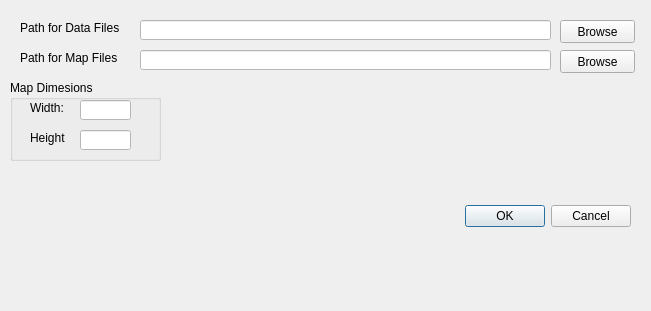
Qt form ui/Ui_Configuration.ui (zzr1100/locomotifGUI) before a commit.
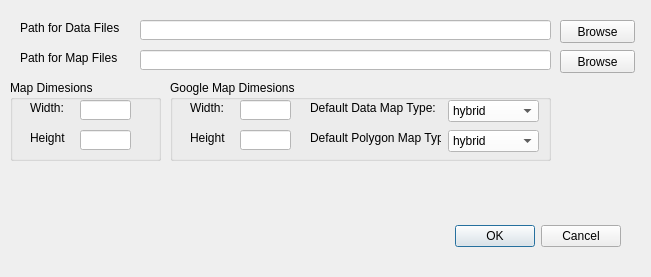
The same form after that commit.

Commit message: Various changes, more configuration

What changed in the file:
```diff
--- a/ui/Ui_Configuration.ui
+++ b/ui/Ui_Configuration.ui
@@ -7,7 +7,7 @@
     <x>0</x>
     <y>0</y>
     <width>651</width>
-    <height>311</height>
+    <height>277</height>
    </rect>
   </property>
   <property name="windowTitle">
@@ -16,8 +16,8 @@
   <widget class="QDialogButtonBox" name="buttonBox">
    <property name="geometry">
     <rect>
-     <x>290</x>
-     <y>200</y>
+     <x>280</x>
+     <y>220</y>
      <width>341</width>
      <height>32</height>
     </rect>
@@ -175,6 +175,163 @@
     </property>
    </widget>
   </widget>
+  <widget class="QGroupBox" name="groupBox_2">
+   <property name="geometry">
+    <rect>
+     <x>170</x>
+     <y>80</y>
+     <width>381</width>
+     <height>81</height>
+    </rect>
+   </property>
+   <property name="title">
+    <string>Google Map Dimesions</string>
+   </property>
+   <widget class="QLabel" name="label_9">
+    <property name="geometry">
+     <rect>
+      <x>20</x>
+      <y>20</y>
+      <width>41</width>
+      <height>16</height>
+     </rect>
+    </property>
+    <property name="text">
+     <string>Width:</string>
+    </property>
+   </widget>
+   <widget class="QLabel" name="label_10">
+    <property name="geometry">
+     <rect>
+      <x>20</x>
+      <y>50</y>
+      <width>41</width>
+      <height>16</height>
+     </rect>
+    </property>
+    <property name="text">
+     <string>Height</string>
+    </property>
+   </widget>
+   <widget class="QLineEdit" name="editCfgMap2Width">
+    <property name="geometry">
+     <rect>
+      <x>70</x>
+      <y>20</y>
+      <width>51</width>
+      <height>20</height>
+     </rect>
+    </property>
+    <property name="styleSheet">
+     <string notr="true">background-color: rgb(255, 255, 255);</string>
+    </property>
+   </widget>
+   <widget class="QLineEdit" name="editCfgMap2Height">
+    <property name="geometry">
+     <rect>
+      <x>70</x>
+      <y>50</y>
+      <width>51</width>
+      <height>20</height>
+     </rect>
+    </property>
+    <property name="styleSheet">
+     <string notr="true">background-color: rgb(255, 255, 255);</string>
+    </property>
+   </widget>
+   <widget class="QLabel" name="label">
+    <property name="geometry">
+     <rect>
+      <x>140</x>
+      <y>20</y>
+      <width>131</width>
+      <height>16</height>
+     </rect>
+    </property>
+    <property name="text">
+     <string>Default Data Map Type:</string>
+    </property>
+   </widget>
+   <widget class="QLabel" name="label_2">
+    <property name="geometry">
+     <rect>
+      <x>140</x>
+      <y>50</y>
+      <width>131</width>
+      <height>16</height>
+     </rect>
+    </property>
+    <property name="text">
+     <string>Default Polygon Map Type:</string>
+    </property>
+   </widget>
+   <widget class="QComboBox" name="editGoogle1Maptype">
+    <property name="geometry">
+     <rect>
+      <x>278</x>
+      <y>20</y>
+      <width>91</width>
+      <height>22</height>
+     </rect>
+    </property>
+    <property name="styleSheet">
+     <string notr="true">background-color: rgb(255, 255, 255);</string>
+    </property>
+    <item>
+     <property name="text">
+      <string>hybrid</string>
+     </property>
+    </item>
+    <item>
+     <property name="text">
+      <string>satellite</string>
+     </property>
+    </item>
+    <item>
+     <property name="text">
+      <string>roadmap</string>
+     </property>
+    </item>
+    <item>
+     <property name="text">
+      <string>terrain</string>
+     </property>
+    </item>
+   </widget>
+   <widget class="QComboBox" name="editGoogle2Maptype">
+    <property name="geometry">
+     <rect>
+      <x>278</x>
+      <y>50</y>
+      <width>91</width>
+      <height>22</height>
+     </rect>
+    </property>
+    <property name="styleSheet">
+     <string notr="true">background-color: rgb(255, 255, 255);</string>
+    </property>
+    <item>
+     <property name="text">
+      <string>hybrid</string>
+     </property>
+    </item>
+    <item>
+     <property name="text">
+      <string>satellite</string>
+     </property>
+    </item>
+    <item>
+     <property name="text">
+      <string>roadmap</string>
+     </property>
+    </item>
+    <item>
+     <property name="text">
+      <string>terrain</string>
+     </property>
+    </item>
+   </widget>
+  </widget>
  </widget>
  <resources/>
  <connections>
```
Left out of the diff: 4 changed lines with no effect on the pictures. The commit also changes 9 other files.
